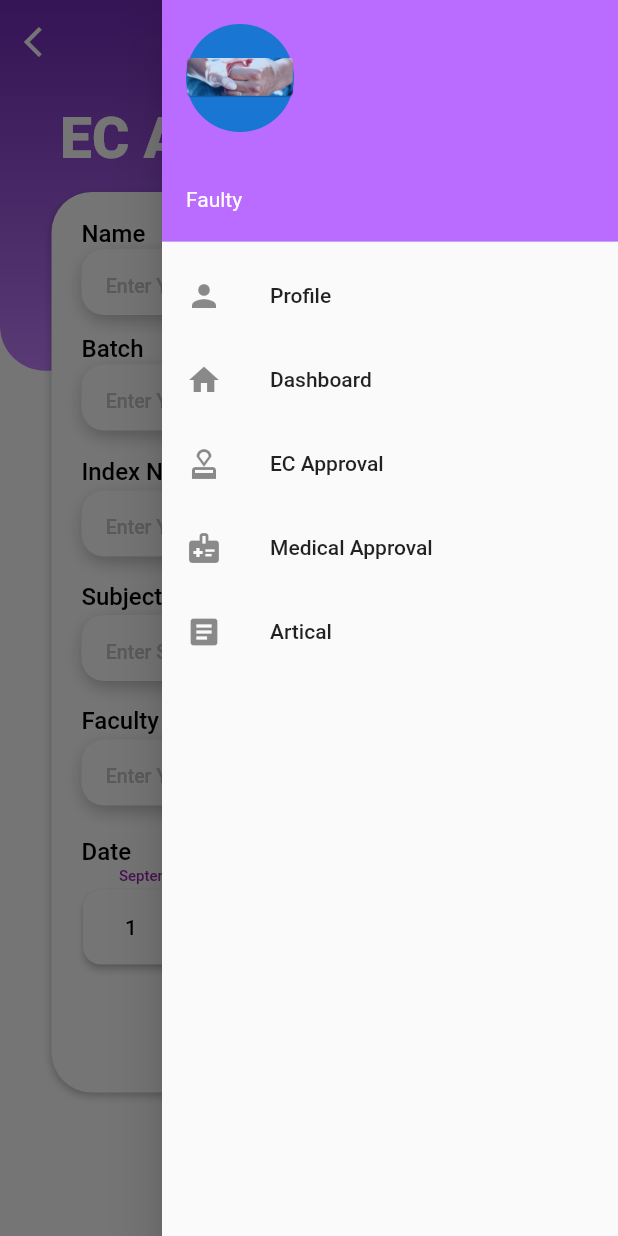
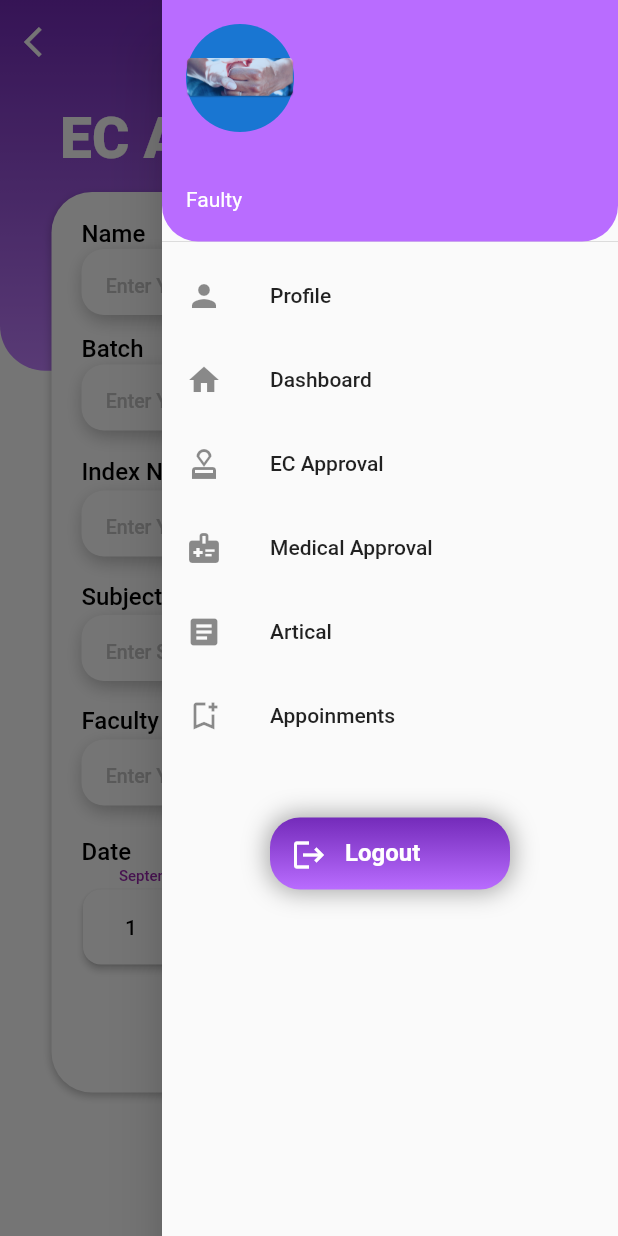
Before and after one commit to Isurusandaruwan697/NMEDIX, a Flutter app: the EcApproval screen opened directly with empty values, with the side drawer open, on a phone screen of 412 x 824 dp. Run offline on Flutter 3.47's test engine with Material 2 defaults, Android fonts, the light colour scheme and no system bars; our stand-ins replace carousel_slider, cloud_firestore, firebase_auth, firebase_core; accounts and stored records are empty; Roboto replaces fonts that are missing (Montserrat).

Commit message:
modify changes

```diff
--- a/lib/pages/drawer_page.dart
+++ b/lib/pages/drawer_page.dart
@@ -4,6 +4,7 @@ import 'package:medix/pages/article_page.dart';
 import 'package:medix/pages/dashboard_page.dart';
 import 'package:medix/pages/ec_approval_page.dart';
 import 'package:medix/pages/medicalappro_screen.dart';
+import 'package:medix/pages/my_appointments_page.dart';
 import 'package:medix/pages/userprofile.dart';
 
 class Drower extends StatelessWidget {
@@ -19,17 +20,21 @@ class Drower extends StatelessWidget {
         children: [
           UserAccountsDrawerHeader(
             accountName: Text(user.email.toString()),
-            accountEmail: Text("Faulty"),
+            accountEmail: const Text("Faulty"),
             currentAccountPicture: CircleAvatar(
               child: Image.asset('assets/feedback.png'),
             ),
             decoration: const BoxDecoration(
               color: Color(0xFFB96CFF),
+              borderRadius: BorderRadius.only(
+                bottomLeft: Radius.circular(24),
+                bottomRight: Radius.circular(24),
+              ),
             ),
           ),
           ListTile(
-            leading: Icon(Icons.person),
-            title: Text("Profile"),
+            leading: const Icon(Icons.person),
+            title: const Text("Profile"),
             onTap: () {
               Navigator.push(
                 context,
@@ -41,8 +46,8 @@ class Drower extends StatelessWidget {
             },
           ),
           ListTile(
-            leading: Icon(Icons.home),
-            title: Text("Dashboard"),
+            leading: const Icon(Icons.home),
+            title: const Text("Dashboard"),
             onTap: () {
               Navigator.push(
                 context,
@@ -51,8 +56,8 @@ class Drower extends StatelessWidget {
             },
           ),
           ListTile(
-            leading: Icon(Icons.approval),
-            title: Text("EC Approval"),
+            leading: const Icon(Icons.approval),
+            title: const Text("EC Approval"),
             onTap: () {
               Navigator.push(
                 context,
@@ -61,8 +66,8 @@ class Drower extends StatelessWidget {
             },
           ),
           ListTile(
-            leading: Icon(Icons.medical_information),
-            title: Text("Medical Approval"),
+            leading: const Icon(Icons.medical_information),
+            title: const Text("Medical Approval"),
             onTap: () {
               Navigator.push(
                 context,
@@ -72,14 +77,91 @@ class Drower extends StatelessWidget {
             },
           ),
           ListTile(
-            leading: Icon(Icons.article),
-            title: Text("Artical"),
+            leading: const Icon(Icons.article),
+            title: const Text("Artical"),
             onTap: () {
               Navigator.push(
                 context,
-                MaterialPageRoute(builder: (context) => Article()),
+                MaterialPageRoute(builder: (context) => const Article()),
               );
             },
+          ),
+          ListTile(
+            leading: const Icon(Icons.bookmark_add_outlined),
+            title: const Text("Appoinments"),
+            onTap: () {
+              Navigator.push(
+                context,
+                MaterialPageRoute(builder: (context) => const MyAppoint()),
+              );
+            },
+          ),
+          Padding(
+            padding: const EdgeInsets.only(top: 40.0),
+            child: Row(
+              mainAxisAlignment: MainAxisAlignment.center,
+              children: [
+                GestureDetector(
+                  /*onTap: () {
+                        Navigator.push(
+                          context,
+                          MaterialPageRoute(builder: (context) => Dashboard()),
+                        );
+                      }, */
+                  child: SizedBox(
+                    width: 160,
+                    height: 48,
+                    child: Stack(
+                      children: [
+                        Positioned(
+                          left: 0,
+                          top: 0,
+                          child: Container(
+                            width: 160,
+                            height: 48,
+                            decoration: ShapeDecoration(
+                              gradient: const LinearGradient(
+                                begin: Alignment(0.00, -1.00),
+                                end: Alignment(0, 1),
+                                colors: [Color(0xFF742BBA), Color(0xFFB96CFF)],
+                              ),
+                              shape: RoundedRectangleBorder(
+                                borderRadius: BorderRadius.circular(20),
+                              ),
+                              shadows: const [
+                                BoxShadow(
+                                  color: Color(0x54000000),
+                                  blurRadius: 13,
+                                  offset: Offset(0, 0),
+                                  spreadRadius: 2,
+                                )
+                              ],
+                            ),
+                          ),
+                        ),
+                        const Positioned(
+                            left: 14,
+                            top: 13,
+                            child: Icon(Icons.logout, color: Colors.white)),
+                        const Positioned(
+                          left: 50,
+                          top: 14,
+                          child: Text(
+                            'Logout',
+                            style: TextStyle(
+                              color: Colors.white,
+                              fontSize: 16,
+                              fontFamily: 'Montserrat',
+                              fontWeight: FontWeight.w600,
+                            ),
+                          ),
+                        ),
+                      ],
+                    ),
+                  ),
+                ),
+              ],
+            ),
           ),
         ],
       ),
--- a/lib/pages/my_appointments_page.dart
+++ b/lib/pages/my_appointments_page.dart
@@ -75,7 +75,9 @@ class _MyAppointState extends State<MyAppoint> {
                       top: 10,
                       left: 10,
                       child: IconButton(
-                        onPressed: () {},
+                        onPressed: () {
+                          Navigator.pop(context);
+                        },
                         icon: const Icon(
                           Icons.arrow_back_ios,
                           color: Colors.white,
--- a/lib/pages/start_page.dart
+++ b/lib/pages/start_page.dart
@@ -98,7 +98,7 @@ class start extends StatelessWidget {
                       print('vliiol');
 
                       Navigator.push(context,
-                          MaterialPageRoute(builder: (context) => LoginPage()));
+                          MaterialPageRoute(builder: (context) => WelcPage()));
                     },
                     child: SizedBox(
                       width: 160,
```
Also changed, not shown: lib/pages/welcome_page.dart (+15 -31 lines).
